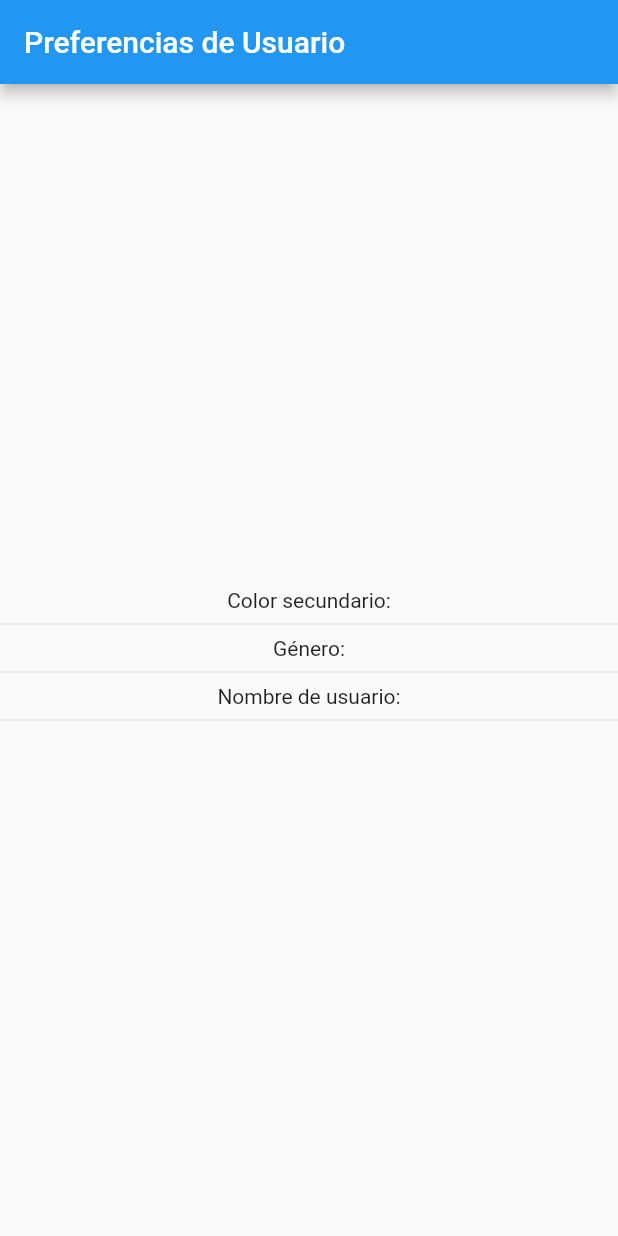
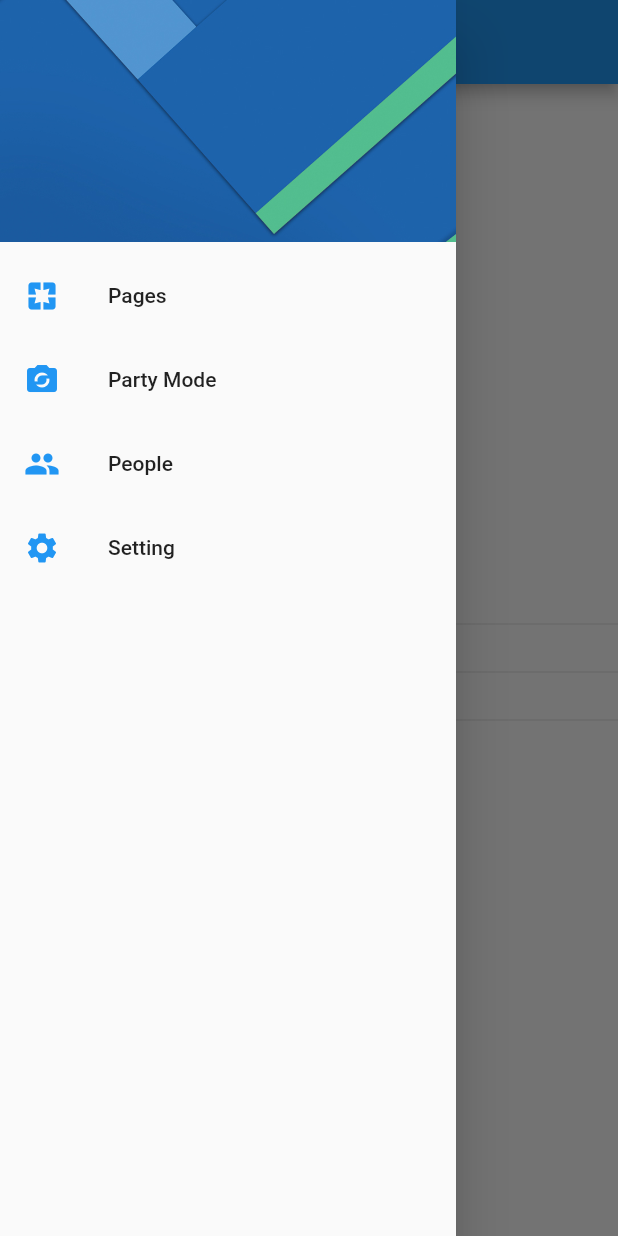
Before and after one commit to kkevin7/preferencias_user_app, a Flutter app: the screen it shows after launch, with the side drawer open (before the commit the screen has no drawer), on a phone screen of 412 x 824 dp. Run offline on Flutter 3.47's test engine with Material 2 defaults, Android fonts, the phone set to English and light mode, and no system bars.

```diff
--- a/lib/main.dart
+++ b/lib/main.dart
@@ -8,6 +8,7 @@ class MyApp extends StatelessWidget {
   @override
   Widget build(BuildContext context) {
     return MaterialApp(
+      debugShowCheckedModeBanner: false,
       title: 'Material App',
       initialRoute: HomePage.routeName,
       routes: {
--- a/lib/src/page/home_page.dart
+++ b/lib/src/page/home_page.dart
@@ -1,7 +1,7 @@
 import 'package:flutter/material.dart';
+import 'package:preferencias_user_app/src/page/setting_page.dart';
 
 class HomePage extends StatelessWidget {
-
   static final String routeName = 'home';
 
   @override
@@ -10,6 +10,7 @@ class HomePage extends StatelessWidget {
         appBar: AppBar(
           title: Text('Preferencias de Usuario'),
         ),
+        drawer: _crearMenu(context),
         body: Column(
           mainAxisAlignment: MainAxisAlignment.center,
           children: <Widget>[
@@ -20,7 +21,57 @@ class HomePage extends StatelessWidget {
             Text('Nombre de usuario:'),
             Divider(),
           ],
-      )
+        ));
+  }
+
+  Drawer _crearMenu(BuildContext context) {
+    return Drawer(
+      child: ListView(
+        padding: EdgeInsets.zero,
+        children: <Widget>[
+          DrawerHeader(
+            child: Container(),
+            decoration: BoxDecoration(
+                image: DecorationImage(
+                    image: AssetImage('assets/images/menu-img.jpg'),
+                    fit: BoxFit.cover)),
+          ),
+          ListTile(
+            leading: Icon(
+              Icons.pages,
+              color: Colors.blue,
+            ),
+            title: Text('Pages'),
+            onTap: () =>
+                Navigator.pushReplacementNamed(context, HomePage.routeName),
+          ),
+          ListTile(
+            leading: Icon(
+              Icons.party_mode,
+              color: Colors.blue,
+            ),
+            title: Text('Party Mode'),
+            onTap: () {},
+          ),
+          ListTile(
+            leading: Icon(
+              Icons.people,
+              color: Colors.blue,
+            ),
+            title: Text('People'),
+            onTap: () {},
+          ),
+          ListTile(
+            leading: Icon(
+              Icons.settings,
+              color: Colors.blue,
+            ),
+            title: Text('Setting'),
+            onTap: () =>
+                Navigator.pushReplacementNamed(context, SettingPage.routeName),
+          ),
+        ],
+      ),
     );
   }
 }
--- a/pubspec.yaml
+++ b/pubspec.yaml
@@ -45,8 +45,8 @@ flutter:
   uses-material-design: true
 
   # To add assets to your application, add an assets section, like this:
-  # assets:
-  #   - images/a_dot_burr.jpeg
+  assets:
+    - assets/images/
   #   - images/a_dot_ham.jpeg
 
   # An image asset can refer to one or more resolution-specific "variants", see
```
Also changed, not shown: assets/images/menu-img.jpg (added). Lines whose indentation alone changed are shown as unchanged.
